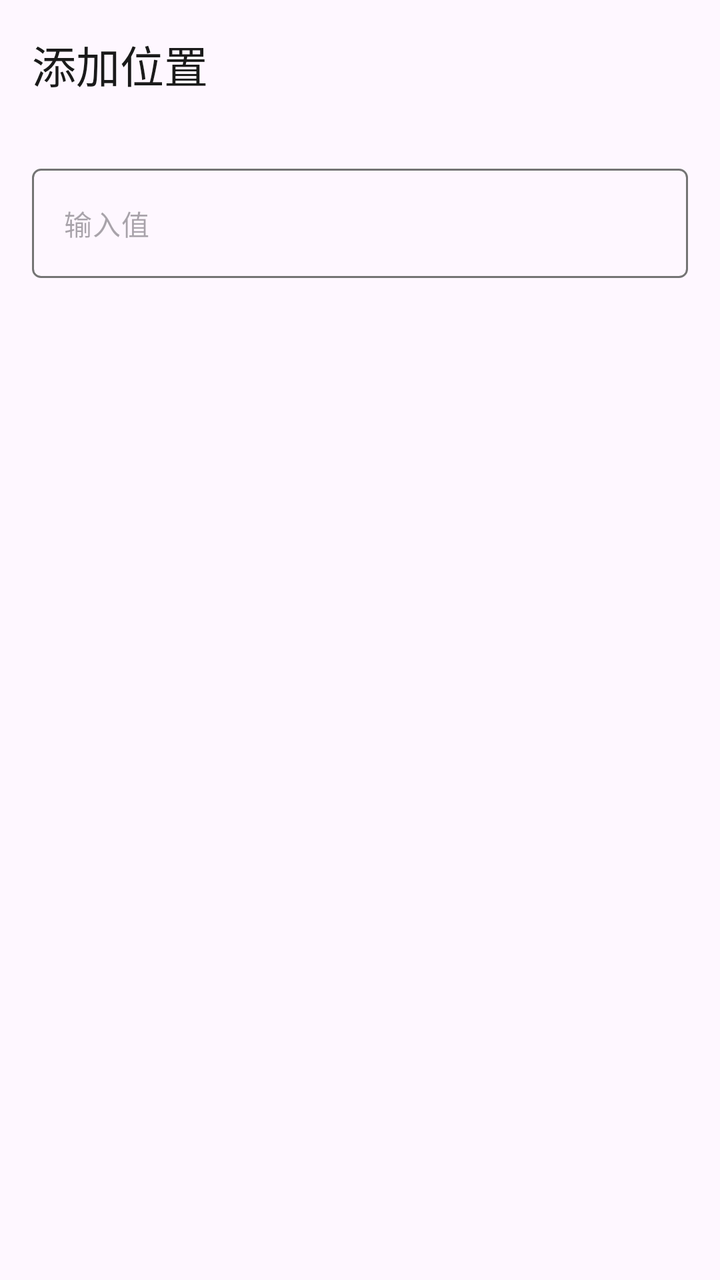
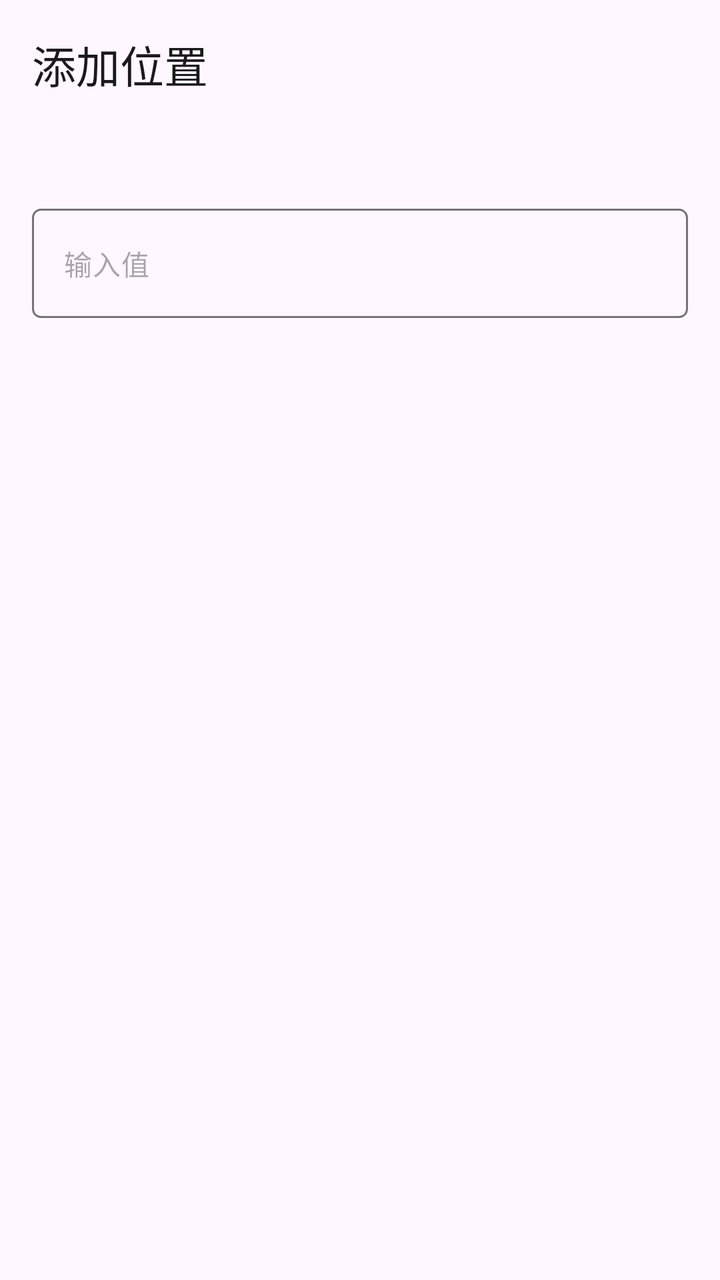

The first picture is an Android layout as it rendered before a commit; the second is the same layout after the commit. The layout source and the unified diff follow.
<!-- AndroidManifest.xml: application theme AppTheme -->
<!-- res/layout/dialog_input.xml -->
<?xml version="1.0" encoding="utf-8"?>
<LinearLayout
    xmlns:android="http://schemas.android.com/apk/res/android"
    xmlns:app="http://schemas.android.com/apk/res-auto"
    android:layout_width="match_parent"
    android:layout_height="wrap_content"
    android:orientation="vertical"
    android:padding="16dp">

        <TextView
            android:id="@+id/title"
            android:layout_width="match_parent"
            android:layout_height="wrap_content"
            android:text="@string/add_location"
            android:textAppearance="?attr/textAppearanceTitleLarge"
            android:textColor="?attr/colorOnSurface"
            android:paddingBottom="20dp"/>

        <com.google.android.material.textfield.TextInputLayout
            android:layout_width="match_parent"
            android:layout_height="wrap_content"
            android:layout_marginTop="16dp"
            app:boxBackgroundMode="none"
            app:hintEnabled="false"
            >

            <com.google.android.material.textfield.TextInputEditText
                android:id="@+id/value"
                android:layout_width="match_parent"
                android:layout_height="wrap_content"
                android:imeOptions="actionNext"
                android:inputType="text"
                android:singleLine="true"
                android:textColor="?attr/colorOnSurface"
                android:textAppearance="@style/TextAppearance.Material3.BodyMedium"
                android:hint="输入值"
                android:background="@drawable/edit_text_box">

            </com.google.android.material.textfield.TextInputEditText>
        </com.google.android.material.textfield.TextInputLayout>

</LinearLayout>
<!-- resources referenced by this layout -->
<resources>
  <!-- drawable edit_text_box (drawable) -->
  <?xml version="1.0" encoding="utf-8"?>
  <selector xmlns:android="http://schemas.android.com/apk/res/android">
      <item android:state_focused="true">
          <shape android:shape="rectangle">
              <solid android:color="@android:color/transparent" />
              <stroke android:width="2dp" android:color="?attr/colorPrimary" />
              <corners android:radius="4dp" />
          </shape>
      </item>
      <item>
          <shape android:shape="rectangle">
              <solid android:color="@android:color/transparent" />
              <stroke android:width="1dp" android:color="?attr/colorOutline" />
              <corners android:radius="4dp" />
          </shape>
      </item>
  </selector>
  <string name="add_location">添加位置</string>
  <style name="AppTheme" parent="Theme.Material3.Light.NoActionBar">
          
          <item name="colorPrimary">#5F5F5F</item>
          <item name="colorOnPrimary">#FFFFFF</item>
          <item name="colorPrimaryContainer">#E0E0E0</item>
          <item name="colorOnPrimaryContainer">#1E1E1E</item>
          <item name="colorSecondary">#494949</item>
          <item name="colorOnSecondary">#FFFFFF</item>
          <item name="colorSecondaryContainer">#E7E7E7</item>
          <item name="colorOnSecondaryContainer">#2A2A2A</item>
          <item name="colorSurface">#FFFFFF</item>
          <item name="colorOnSurface">#1A1A1A</item>
          <item name="colorSurfaceVariant">#F0F0F0</item>
          <item name="colorOnSurfaceVariant">#5F5F5F</item>
          <item name="colorOutline">#747474</item>
  
          
          <item name="android:statusBarColor">@android:color/transparent</item>
          <item name="android:windowDrawsSystemBarBackgrounds">true</item>
          <item name="android:windowTranslucentStatus">true</item>
          <item name="windowActionModeOverlay">true</item>
          <item name="windowActionBar">false</item>
          <item name="windowNoTitle">true</item>
  
          
          <item name="searchViewStyle">@style/Portal.SearchViewStyle</item>
          <item name="sliderStyle">@style/Portal.SliderTheme</item>
          <item name="android:popupMenuStyle">@style/PortalPopupMenuStyle</item>
      </style>
  <style name="Portal.SearchViewStyle" parent="Widget.AppCompat.SearchView" />
  <style name="Portal.SliderTheme" parent="Widget.Material3.Slider" />
  <style name="PortalPopupMenuStyle" parent="Widget.Material3.PopupMenu">
          <item name="android:popupAnimationStyle">@style/PortalPopupAnimation</item>
      </style>
  <style name="PortalPopupAnimation">
          <item name="android:windowEnterAnimation">@anim/popup_in_top_end</item>
          <item name="android:windowExitAnimation">@anim/popup_out_top_end</item>
      </style>
</resources>

<!-- the commit's change to res/layout/dialog_input.xml (unified diff, before → after) -->
@@ -14,7 +14,7 @@
             android:text="@string/add_location"
             android:textAppearance="?attr/textAppearanceTitleLarge"
             android:textColor="?attr/colorOnSurface"
-            android:paddingBottom="20dp"/>
+            android:paddingBottom="40dp"/>
 
         <com.google.android.material.textfield.TextInputLayout
             android:layout_width="match_parent"
